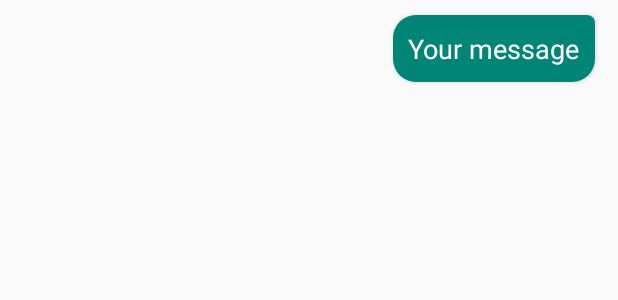
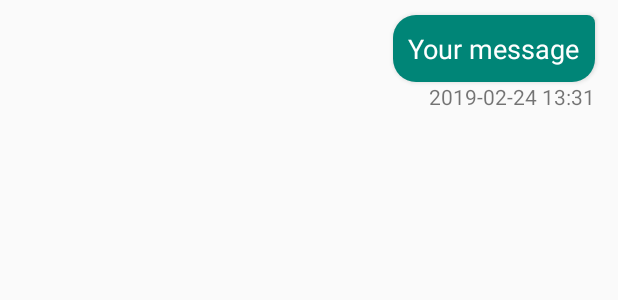
Before and after one commit to MishaLarionov/chatnodes, an Android app: the layout my_message.xml on its own in the app's theme, with its tools: preview values and no code run, on a phone screen of 412 x 824 dp. Shown: the top 300 px of the screen. Run offline under Robolectric (Android 15) with nearby library versions, the phone set to English and light mode, and no system bars.

Commit message:
timestamp

```diff
--- a/app/src/main/java/com/mishalarionov/chatnodes/MessageDisplay.java
+++ b/app/src/main/java/com/mishalarionov/chatnodes/MessageDisplay.java
@@ -50,6 +50,10 @@ public class MessageDisplay extends BaseAdapter {
         if (message.ownMessage) {
             convertView = messageInflater.inflate(R.layout.my_message, null);
             holder.messageBody = (TextView) convertView.findViewById(R.id.message_body);
+            holder.timestamp = (TextView) convertView.findViewById(R.id.timestamp);
+            String ts = new Timestamp(System.currentTimeMillis()).toString();
+
+            holder.timestamp.setText(ts.substring(0, ts.length()-7));
             convertView.setTag(holder);
             holder.messageBody.setText(message.message);
         } else { // this message was sent by someone else so let's create an advanced chat bubble on the left
--- a/app/src/main/res/layout/my_message.xml
+++ b/app/src/main/res/layout/my_message.xml
@@ -20,4 +20,13 @@
         android:text="Your message"
         />
 
+    <TextView
+        android:id="@+id/timestamp"
+        android:layout_marginLeft="15dp"
+        android:layout_below="@id/message_body"
+        android:layout_alignRight="@id/message_body"
+        android:layout_width="wrap_content"
+        android:layout_height="wrap_content"
+        android:paddingBottom="4dp"
+        android:text="2019-02-24 13:31"/>
 </RelativeLayout>
```
Also changed, not shown: 3 other files.
